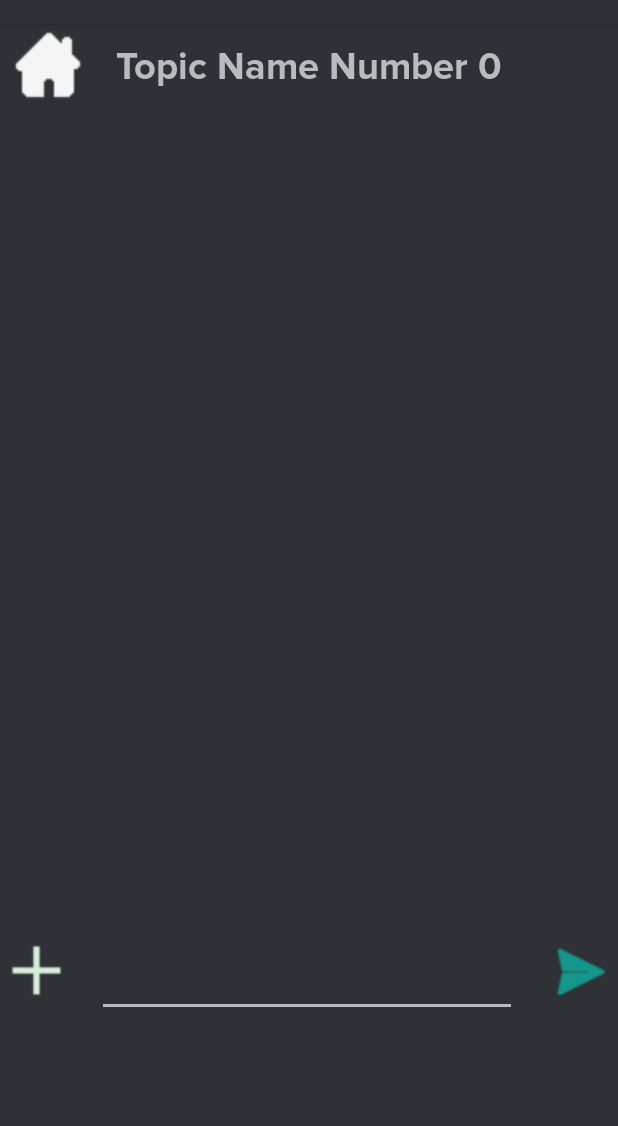
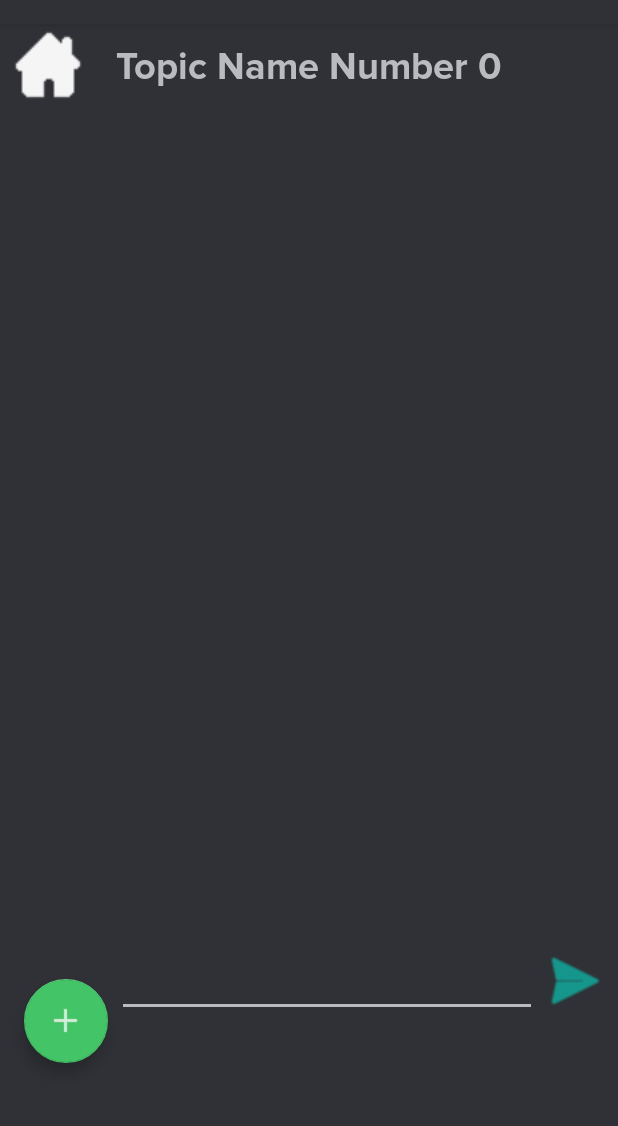
Before and after one commit to anape03/chat-filiw, an Android app: the activity_show_topics screen opened directly, with no data from a screen before it, after a tap on "Topic Name Number 0", on a phone screen of 412 x 824 dp, the part 60-1186 px from its top. Run offline under Robolectric (Android 15) with nearby library versions, the phone set to English and light mode, and no system bars; 1 statement that could not run was skipped.

Commit message:
floating actions button about add video/photo/text completed/fixed the navigation problem from fron page to topic page and started the video view page (not completed)

```diff
--- a/app/build.gradle
+++ b/app/build.gradle
@@ -36,7 +36,7 @@ android {
 dependencies {
 
     implementation 'androidx.appcompat:appcompat:1.4.1'
-    implementation 'com.google.android.material:material:1.6.0'
+    implementation 'com.google.android.material:material:1.6.1'
     implementation 'androidx.constraintlayout:constraintlayout:2.0.4'
     implementation 'androidx.lifecycle:lifecycle-livedata-ktx:2.3.1'
     implementation 'androidx.lifecycle:lifecycle-viewmodel-ktx:2.3.1'
--- a/app/src/main/java/com/example/filiw/MainActivity.java
+++ /dev/null
@@ -1,14 +0,0 @@
-package com.example.filiw;
-
-import androidx.appcompat.app.AppCompatActivity;
-
-import android.os.Bundle;
-
-public class MainActivity extends AppCompatActivity {
-
-    @Override
-    protected void onCreate(Bundle savedInstanceState) {
-        super.onCreate(savedInstanceState);
-        setContentView(R.layout.activity_main);
-    }
-}
--- a/app/src/main/java/com/example/filiw/activities/Activity_FirstPage.java
+++ b/app/src/main/java/com/example/filiw/activities/Activity_FirstPage.java
@@ -2,7 +2,6 @@ package com.example.filiw.activities;
 
 import android.content.Intent;
 import android.os.Bundle;
-import android.view.View;
 import android.widget.Button;
 import android.widget.EditText;
 
--- a/app/src/main/java/com/example/filiw/activities/activity_show_chat.java
+++ b/app/src/main/java/com/example/filiw/activities/activity_show_chat.java
@@ -1,14 +1,13 @@
 package com.example.filiw.activities;
 
 import android.content.res.Resources;
-import android.graphics.Bitmap;
 import android.os.AsyncTask;
 import android.os.Bundle;
 import android.util.Log;
-import android.widget.Button;
+import android.view.animation.Animation;
+import android.view.animation.AnimationUtils;
 import android.widget.EditText;
 import android.widget.ImageButton;
-import android.widget.ImageView;
 import android.widget.ListView;
 import android.widget.TextView;
 
@@ -18,9 +17,8 @@ import com.example.filiw.R;
 import com.example.filiw.adapters.CustomAdapterChat;
 import com.example.filiw.backend.Address;
 import com.example.filiw.backend.Client;
-import com.example.filiw.backend.Consumer;
-import com.example.filiw.backend.Publisher;
 import com.example.filiw.backend.Value;
+import com.google.android.material.floatingactionbutton.FloatingActionButton;
 
 import java.io.IOException;
 import java.io.InputStream;
@@ -29,8 +27,8 @@ import java.util.List;
 import java.util.Properties;
 
 public class activity_show_chat extends AppCompatActivity {
+
     private final static int TOTAL_BROKERS = 3;
-
     private final static String TOPIC_NAME = "topic_name";
     private final static String USERNAME = "nameofperson";
     private final static String FILENAME = "filename";
@@ -43,6 +41,8 @@ public class activity_show_chat extends AppCompatActivity {
     List<String> senderMessage = new ArrayList<>();
 
     Client client;
+
+    private boolean clicked=false;
 
     @Override
     protected void onCreate(Bundle savedInstanceState) {
@@ -66,16 +66,73 @@ public class activity_show_chat extends AppCompatActivity {
         CustomAdapterChat customAdapterChat = new CustomAdapterChat(getApplicationContext(), senderNames, senderMessage);
         chatList.setAdapter(customAdapterChat);
 
+
+        //Create buttons
+
+        FloatingActionButton openchoices=  findViewById(R.id.floatingActionButtonOpenChoices );
+        FloatingActionButton addFileButton = findViewById(R.id.addFile);
+        FloatingActionButton addPictureButton = findViewById(R.id.addPicture);
+        FloatingActionButton addVideoButton = findViewById(R.id.addVideo);
+        ImageButton homeButton = findViewById(R.id.show_chat_button_back);
+        ImageButton sendMessageButton = findViewById(R.id.show_chat_button_send_message);
+
+        /*animations*/
+        Animation rotateOpen= AnimationUtils.loadAnimation
+                (this,R.anim.rotate_open);
+        Animation rotateClose=AnimationUtils.loadAnimation
+                (this,R.anim.rotate_close);
+        Animation fromBottom= AnimationUtils.loadAnimation
+                (this,R.anim.from_bottom);
+        Animation toBottom=AnimationUtils.loadAnimation
+                (this,R.anim.to_bottom);
+
+
         // Handle buttons =============
 
-        ImageButton homeButton = findViewById(R.id.show_chat_button_back);
         homeButton.setOnClickListener(v -> {
             TaskExitClient getTaskExitClient = new TaskExitClient();
             getTaskExitClient.execute("EXIT_CLIENT");
             finish();
         });
 
-        ImageButton addFileButton = findViewById(R.id.show_chat_button_add_file);
+
+
+
+        if (clicked){
+            addPictureButton.setClickable(false);
+            addVideoButton.setClickable(false);
+            addFileButton.setClickable(false);
+        }else{
+            addPictureButton.setClickable(true);
+            addVideoButton.setClickable(true);
+            addFileButton.setClickable(true);
+        }
+
+        openchoices.setOnClickListener(v -> {
+            clicked=!clicked;
+            if (clicked){
+                addPictureButton.show();
+                addVideoButton.show();
+                addFileButton.show();
+                addPictureButton.startAnimation(fromBottom);
+                addVideoButton.startAnimation(fromBottom);
+                addFileButton.startAnimation(fromBottom);
+                openchoices.startAnimation(rotateOpen);
+            }else{
+                addPictureButton.hide();
+                addVideoButton.hide();
+                addFileButton.hide();
+                addPictureButton.startAnimation(toBottom);
+                addVideoButton.startAnimation(toBottom);
+                addFileButton.startAnimation(toBottom);
+                openchoices.startAnimation(rotateClose);
+
+
+
+            }
+        });
+
+
         addFileButton.setOnClickListener(v -> {
             // TODO: go to add file
             getFilename(); // Get filename from other activity
@@ -83,7 +140,6 @@ public class activity_show_chat extends AppCompatActivity {
             getTaskSendMessage.execute("SEND_MESSAGE", "MULTIMEDIA", filename);
         });
 
-        ImageButton sendMessageButton = findViewById(R.id.show_chat_button_send_message);
         sendMessageButton.setOnClickListener(v -> {
             if (!this.getTextWritten().equals("")) {
                 TaskSendMessage getTaskSendMessage = new TaskSendMessage();
@@ -101,7 +157,6 @@ public class activity_show_chat extends AppCompatActivity {
         client.setBrokerAddresses(this.readAddresses()); // get all broker addresses
         client.setAddressBroker();  //set random broker
     }
-
 //    private class GetTask extends AsyncTask<String, String, Client> {
 //        @Override
 //        protected Client doInBackground(String... strings) {
--- a/app/src/main/java/com/example/filiw/activities/activity_show_topics.java
+++ b/app/src/main/java/com/example/filiw/activities/activity_show_topics.java
@@ -2,8 +2,6 @@ package com.example.filiw.activities;
 
 import android.content.Intent;
 import android.os.Bundle;
-import android.view.View;
-import android.widget.AdapterView;
 import android.widget.ListView;
 
 import androidx.appcompat.app.AppCompatActivity;
@@ -79,8 +77,8 @@ public class activity_show_topics extends AppCompatActivity {
         bundle.putString(TOPIC_NAME, topicName);
         bundle.putString(USERNAME, username);
         intent.putExtras(bundle);
-
-        startActivity(intent);
+        intent.setFlags(Intent.FLAG_ACTIVITY_NEW_TASK | Intent.FLAG_ACTIVITY_EXCLUDE_FROM_RECENTS);
+        this.startActivity(intent);
     }
 
     /**
--- a/app/src/main/res/layout/activity_main.xml
+++ b/app/src/main/res/layout/activity_main.xml
@@ -21,12 +21,12 @@
         app:layout_constraintTop_toBottomOf="@+id/texttitlesteki"
         app:layout_constraintVertical_bias="0.163" />
 
+
     <EditText
         android:id="@+id/editTextTextPersonName"
         android:layout_width="wrap_content"
         android:layout_height="wrap_content"
         android:layout_marginTop="68dp"
-        android:autofillHints=""
         android:ems="10"
         android:inputType="textPersonName"
         android:minHeight="48dp"
@@ -81,6 +81,7 @@
         app:layout_constraintStart_toEndOf="@+id/buttoncontinuefromFrontPage"
         app:layout_constraintTop_toBottomOf="@+id/editTextTextPersonName"
         app:layout_constraintVertical_bias="0.403"
-        app:srcCompat="@drawable/filiw_pinei_kafe" />
+        app:srcCompat="@drawable/filiw_pinei_kafe"
+        android:contentDescription="@string/filiwpineikafee" />
 
 </androidx.constraintlayout.widget.ConstraintLayout>
--- a/app/src/main/res/layout/activity_show_chat.xml
+++ b/app/src/main/res/layout/activity_show_chat.xml
@@ -52,7 +52,6 @@
         app:layout_constraintBottom_toBottomOf="parent"
         app:layout_constraintEnd_toStartOf="@+id/show_chat_button_send_message"
         app:layout_constraintHorizontal_bias="0.468"
-        app:layout_constraintStart_toEndOf="@+id/show_chat_button_add_file"
         app:layout_constraintTop_toBottomOf="@+id/show_chat_list"
         app:layout_constraintVertical_bias="0.062"
         tools:ignore="LabelFor,SpeakableTextPresentCheck" />
@@ -71,32 +70,87 @@
         app:layout_constraintVertical_bias="0.005"
         tools:ignore="RedundantDescriptionCheck" />
 
+
     <ImageButton
         android:id="@+id/show_chat_button_send_message"
         android:layout_width="50dp"
         android:layout_height="50dp"
         android:layout_marginTop="10dp"
+        android:layout_marginEnd="4dp"
         android:background="@android:drawable/ic_menu_send"
         android:backgroundTint="@color/teal_200"
         android:contentDescription="@string/send_message_button"
         app:layout_constraintBottom_toBottomOf="parent"
         app:layout_constraintEnd_toEndOf="parent"
         app:layout_constraintTop_toBottomOf="@+id/show_chat_list"
-        app:layout_constraintVertical_bias="0.0"
+        app:layout_constraintVertical_bias="0.053"
         tools:ignore="RedundantDescriptionCheck" />
 
-    <ImageButton
-        android:id="@+id/show_chat_button_add_file"
-        android:layout_width="50dp"
-        android:layout_height="50dp"
-        android:layout_marginTop="10dp"
-        android:background="@drawable/plus_sign"
-        android:contentDescription="@string/insert_file_button"
-        android:padding="20dp"
+
+    <com.google.android.material.floatingactionbutton.FloatingActionButton
+        android:id="@+id/addVideo"
+        android:layout_width="wrap_content"
+        android:layout_height="wrap_content"
+        android:layout_marginBottom="16dp"
+        android:clickable="false"
+        android:visibility="invisible"
+        android:tint="@color/whitesmoke"
+        app:layout_constraintBottom_toTopOf="@+id/addPicture"
+        app:layout_constraintEnd_toEndOf="@+id/addPicture"
+        app:layout_constraintStart_toStartOf="@+id/addPicture"
+        app:srcCompat="@android:drawable/presence_video_busy"
+        tools:ignore="ContentDescription"
+
+        />
+
+    <com.google.android.material.floatingactionbutton.FloatingActionButton
+        android:id="@+id/floatingActionButtonOpenChoices"
+        android:layout_width="wrap_content"
+        android:layout_height="wrap_content"
+        android:layout_marginStart="16dp"
+        app:backgroundTint="@color/confirmation_green"
+        android:clickable="true"
+        android:focusable="true"
+        android:tintMode="@android:color/white"
         app:layout_constraintBottom_toBottomOf="parent"
         app:layout_constraintStart_toStartOf="parent"
-        app:layout_constraintTop_toBottomOf="@+id/show_chat_list"
-        app:layout_constraintVertical_bias="0.0"
-        tools:ignore="RedundantDescriptionCheck" />
+        app:layout_constraintTop_toBottomOf="@+id/show_chat_button_back"
+        app:layout_constraintVertical_bias="0.886"
+        app:srcCompat="@drawable/plus_sign"
+        tools:ignore="ContentDescription" />
 
+
+    <com.google.android.material.floatingactionbutton.FloatingActionButton
+        android:id="@+id/addFile"
+        android:layout_width="wrap_content"
+        android:layout_height="wrap_content"
+        android:layout_marginBottom="16dp"
+        android:visibility="invisible"
+        android:clickable="false"
+        android:tint="@color/whitesmoke"
+        app:layout_constraintBottom_toTopOf="@+id/addVideo"
+        app:layout_constraintEnd_toEndOf="@+id/addVideo"
+        app:layout_constraintHorizontal_bias="0.0"
+        app:layout_constraintStart_toStartOf="@+id/addVideo"
+        app:layout_constraintTop_toTopOf="parent"
+        app:layout_constraintVertical_bias="1.0"
+        app:srcCompat="?attr/actionModeCopyDrawable"
+        tools:ignore="ContentDescription" />
+
+
+
+    <com.google.android.material.floatingactionbutton.FloatingActionButton
+        android:id="@+id/addPicture"
+        android:layout_width="wrap_content"
+        android:layout_height="wrap_content"
+        android:layout_marginBottom="16dp"
+        android:visibility="invisible"
+        android:clickable="false"
+        android:tint="@color/whitesmoke"
+        app:layout_constraintBottom_toTopOf="@+id/floatingActionButtonOpenChoices"
+        app:layout_constraintEnd_toEndOf="@+id/floatingActionButtonOpenChoices"
+        app:layout_constraintHorizontal_bias="0.0"
+        app:layout_constraintStart_toStartOf="@+id/floatingActionButtonOpenChoices"
+        app:srcCompat="@android:drawable/ic_menu_gallery"
+        tools:ignore="ContentDescription" />
 </androidx.constraintlayout.widget.ConstraintLayout>
--- /dev/null
+++ b/app/src/main/res/layout/video_view.xml
@@ -0,0 +1,28 @@
+<?xml version="1.0" encoding="utf-8"?>
+<androidx.constraintlayout.widget.ConstraintLayout xmlns:android="http://schemas.android.com/apk/res/android"
+    xmlns:app="http://schemas.android.com/apk/res-auto"
+    android:layout_width="match_parent"
+    android:layout_height="match_parent">
+
+    <VideoView
+        android:id="@+id/video_View"
+        android:layout_width="399dp"
+        android:layout_height="632dp"
+        app:layout_constraintBottom_toBottomOf="parent"
+        app:layout_constraintEnd_toEndOf="parent"
+        app:layout_constraintStart_toStartOf="parent"
+        app:layout_constraintTop_toTopOf="parent"
+        app:layout_constraintVertical_bias="0.06" />
+
+    <Button
+        android:id="@+id/buttonBackVideo_View"
+        android:layout_width="108dp"
+        android:layout_height="50dp"
+        android:text="@string/backkk"
+        app:layout_constraintBottom_toBottomOf="parent"
+        app:layout_constraintEnd_toEndOf="parent"
+        app:layout_constraintStart_toStartOf="parent"
+        app:layout_constraintTop_toBottomOf="@+id/video_View" />
+
+
+</androidx.constraintlayout.widget.ConstraintLayout>
--- a/app/src/main/res/values/strings.xml
+++ b/app/src/main/res/values/strings.xml
@@ -27,4 +27,6 @@
     <string name="fwto_apo_mnhmh">Φωτογραφία\nαπό τη μνήμη</string>
     <string name="Piso">Πίσω</string>
     <string name="image_to_send">image to send</string>
+    <string name="filiwpineikafee">Filiw pinei Kafe</string>
+    <string name="backkk">BACK</string>
 </resources>
```
Also changed, not shown: app/src/main/AndroidManifest.xml (+5 -2 lines), app/src/main/res/anim/from_bottom.xml (added, +24 -0 lines), app/src/main/res/anim/rotate_close.xml (added, +13 -0 lines), app/src/main/res/anim/rotate_open.xml (added, +13 -0 lines), app/src/main/res/anim/to_bottom.xml (added, +25 -0 lines).
